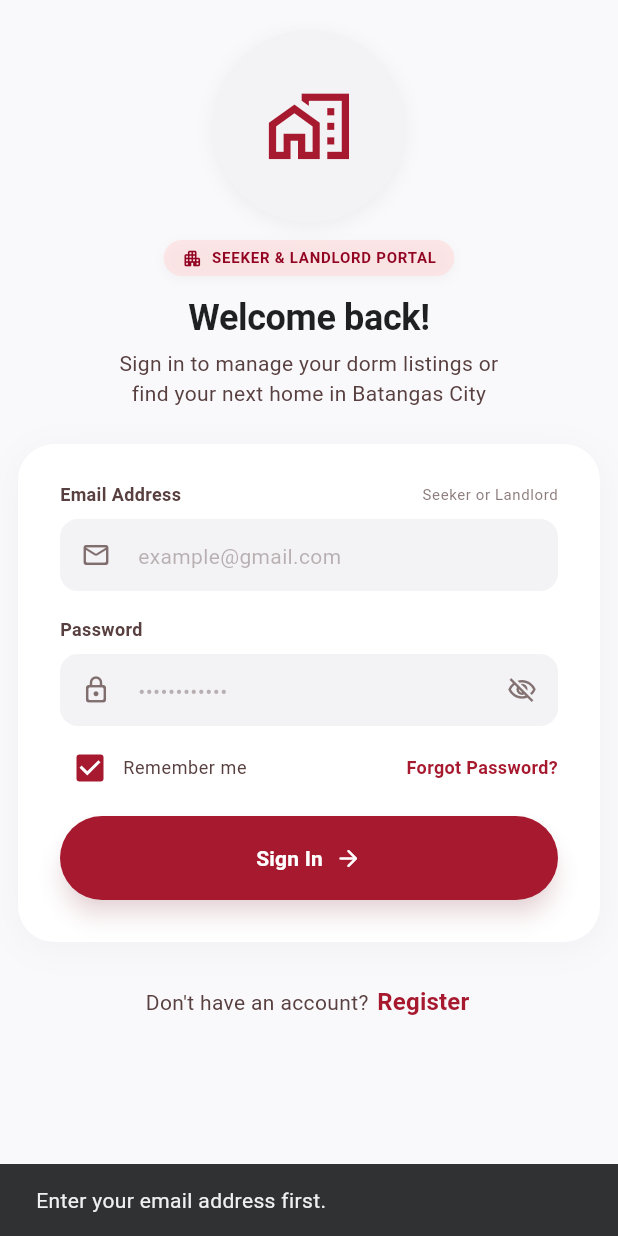
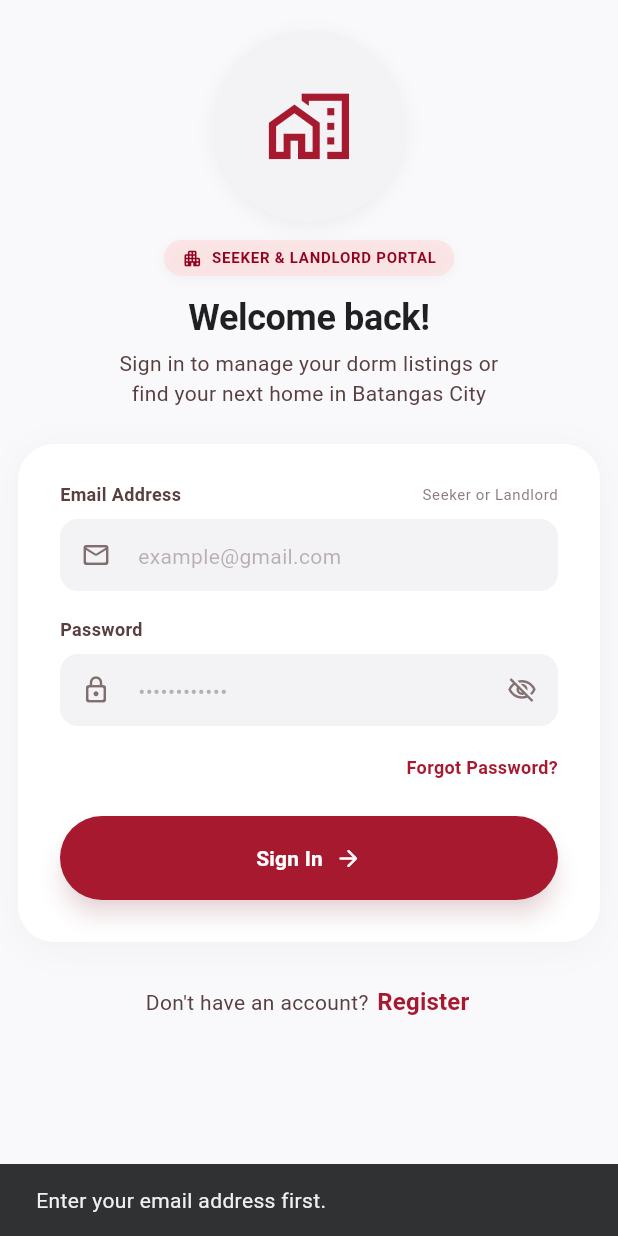
Before and after one commit to Aki-Mitsu/DormTheExplorer, a Flutter app: the screen it shows after launch, after a tap on "Forgot Password?", on a phone screen of 412 x 824 dp. Run offline on Flutter 3.47's test engine with Material 3 defaults, Android fonts, the phone set to English and light mode, and no system bars; our stand-ins replace cloud_firestore, firebase_auth, firebase_core, flutter_map, image_picker, latlong2 and 1 more; accounts and stored records are empty; network calls fail; Roboto replaces fonts that are missing (Plus Jakarta Sans).

Commit message:
fix(auth): remove remember me from sign-in

```diff
--- a/lib/features/auth/presentation/login_screen.dart
+++ b/lib/features/auth/presentation/login_screen.dart
@@ -23,7 +23,6 @@ class _LoginScreenState extends State<LoginScreen> {
   final _authService = AuthService();
   final _emailController = TextEditingController();
   final _passwordController = TextEditingController();
-  bool _rememberMe = true;
   bool _obscurePassword = true;
   bool _isSubmitting = false;
   bool _isSendingReset = false;
@@ -200,36 +199,9 @@ class _LoginScreenState extends State<LoginScreen> {
                                           : null,
                                     ),
                                     const SizedBox(height: 8),
-                                    Wrap(
-                                      alignment: WrapAlignment.spaceBetween,
-                                      crossAxisAlignment:
-                                          WrapCrossAlignment.center,
-                                      runSpacing: 2,
-                                      children: [
-                                        Row(
-                                          mainAxisSize: MainAxisSize.min,
-                                          children: [
-                                            Checkbox(
-                                              value: _rememberMe,
-                                              onChanged: (value) => setState(
-                                                () => _rememberMe = value ?? false,
-                                              ),
-                                              visualDensity: VisualDensity.compact,
-                                              activeColor: AppTheme.primaryContainer,
-                                            ),
-                                            const SizedBox(width: 2),
-                                            Text(
-                                              'Remember me',
-                                              style: Theme.of(context)
-                                                  .textTheme
-                                                  .bodySmall
-                                                  ?.copyWith(
-                                                    color: AppTheme.onSurfaceVariant,
-                                                  ),
-                                            ),
-                                          ],
-                                        ),
-                                        TextButton(
+                                    Align(
+                                      alignment: Alignment.centerRight,
+                                      child: TextButton(
                                         onPressed: _isSendingReset
                                             ? null
                                             : _sendPasswordReset,
@@ -250,7 +222,6 @@ class _LoginScreenState extends State<LoginScreen> {
                                               ),
                                         ),
                                       ),
-                                      ],
                                     ),
                                     const SizedBox(height: 12),
                                     SizedBox(
```
Lines whose indentation alone changed are shown as unchanged.
